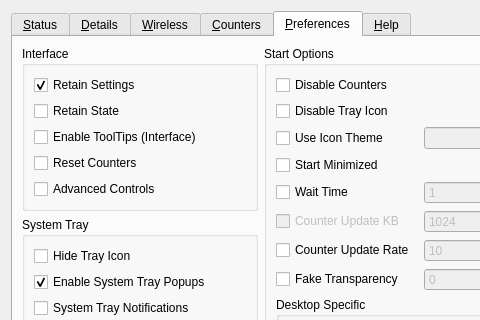
Before: the Qt Designer form apps/cmstapp/code/control_box/ui/controlbox.ui in andrew-bibb/cmst, drawn with Qt 5; both pictures show x 0 to 480 and y 0 to 320 of the 645 by 565 pixel window.
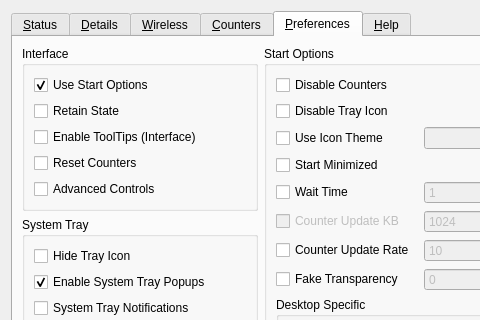
After: the same form once the commit is applied. The open tabs and pages were chosen to show the change. Icons and pictures are not drawn.

Commit message: added -b -B command line options

```diff
--- a/apps/cmstapp/code/control_box/ui/controlbox.ui
+++ b/apps/cmstapp/code/control_box/ui/controlbox.ui
@@ -829,7 +829,7 @@
              <string>&lt;html&gt;&lt;head/&gt;&lt;body&gt;&lt;p&gt;If checked the settings selected on this page will be restored next time CMST is started. &lt;/p&gt;&lt;pre style=&quot; margin-top:12px; margin-bottom:12px; margin-left:0px; margin-right:0px; -qt-block-indent:0; text-indent:0px;&quot;&gt;The settings file is: &lt;span style=&quot; font-weight:600;&quot;&gt;${HOME}/.config/cmst/cmst.conf  &lt;/span&gt;&lt;br/&gt;This is a standard ini type text file.&lt;/pre&gt;&lt;/body&gt;&lt;/html&gt;</string>
             </property>
             <property name="text">
-             <string>Retain Settings</string>
+             <string>Use Start Options</string>
             </property>
             <property name="checked">
              <bool>true</bool>
```
Left out of the diff: 110 changed lines with no effect on the pictures. The commit also changes 3 other files.
